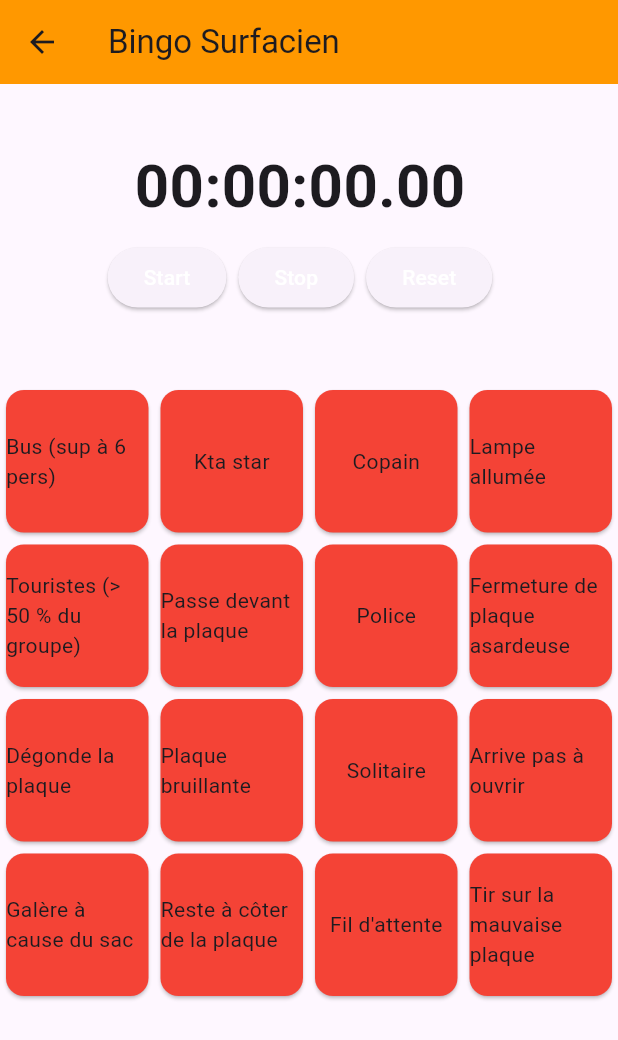
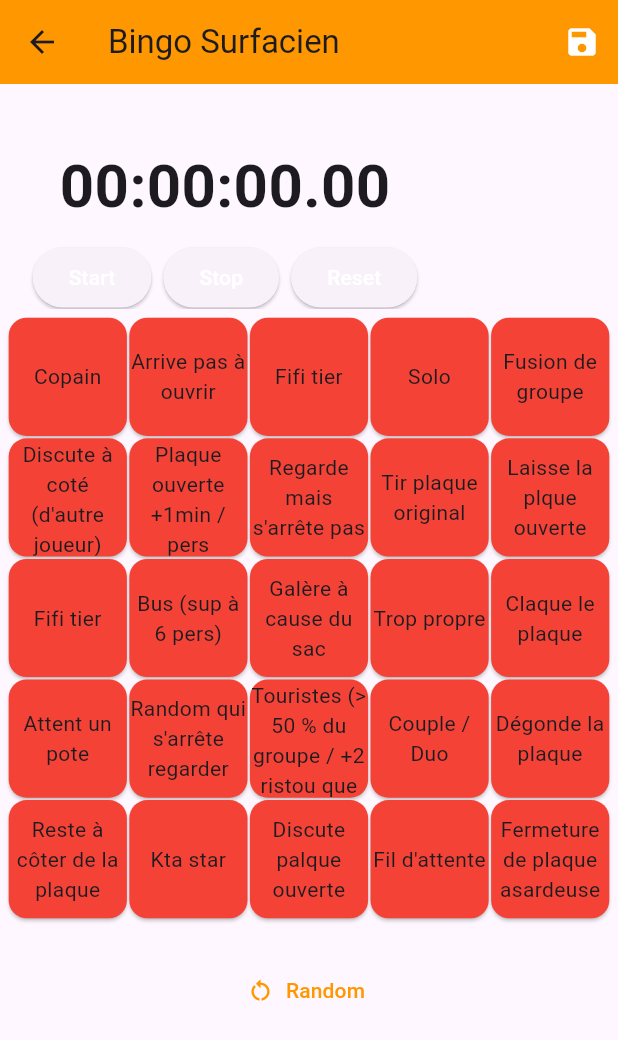
Before and after one commit to Extauren/Plaktago, a Flutter app: the Game screen opened directly, on a phone screen of 412 x 824 dp. Shown: the top 1040 px of the screen. Run offline on Flutter 3.47's test engine with Material 2 defaults, Android fonts, the phone set to English and light mode, and no system bars; our stand-ins replace stop_watch_timer; Roboto replaces fonts that are missing (Helvetica).

Commit message:
Add save game with display in statistic page and Fix card margin in board

```diff
--- a/lib/Game/bingo.dart
+++ b/lib/game/bingo.dart
@@ -1,22 +1,39 @@
 import 'package:flutter/material.dart';
 import 'board.dart';
 import 'timer.dart';
+import '../utils/saveGame.dart';
 
 class Game extends StatefulWidget {
+  final SaveGame saveGame;
   final String gameType;
-  const Game({Key? key, required this.gameType}) : super(key: key);
+  const Game({Key? key, required this.gameType, required this.saveGame})
+      : super(key: key);
 
   @override
   State<Game> createState() => _Game();
 }
 
 class _Game extends State<Game> {
+  void _saveGame() {
+    widget.saveGame.writeGame();
+    Navigator.pop(context);
+  }
+
   @override
   Widget build(BuildContext context) {
     return Scaffold(
         appBar: AppBar(
           title: Text('Bingo ${widget.gameType}'),
           backgroundColor: Colors.orange,
+          actions: <Widget>[
+            IconButton(
+              icon: Icon(
+                Icons.save,
+                color: Colors.white,
+              ),
+              onPressed: _saveGame,
+            )
+          ],
         ),
         body: ListView(children: [
           Center(
@@ -24,8 +41,8 @@ class _Game extends State<Game> {
             children: [
               ConstrainedBox(
                   constraints: BoxConstraints(
-                    maxWidth: 400,
-                    maxHeight: 200,
+                    maxWidth: 300,
+                    maxHeight: 150,
                   ),
                   child: CountUpTimerPage()),
             ],
--- a/lib/Game/board.dart
+++ b/lib/game/board.dart
@@ -1,12 +1,33 @@
 import 'package:flutter/material.dart';
-import 'package:plaktago/Game/cardName.dart';
+import 'dart:math';
+import 'dart:convert';
+import 'package:plaktago/game/cardName.dart';
 
 class BingoCard {
   String name;
-  bool isSelect = false;
-  int nbLineComplete = 0;
+  bool isSelect;
+  int nbLineComplete;
 
-  BingoCard(this.name);
+  BingoCard(
+      {required this.name, this.isSelect = false, this.nbLineComplete = 0});
+
+  Map<String, dynamic> toMap() => {
+        'name': name,
+        'isSelect': isSelect,
+        'nbLineComplete': nbLineComplete,
+      };
+
+  factory BingoCard.fromMap(Map<String, dynamic> map) => BingoCard(
+        name: map['name'] as String,
+        isSelect: map['isSelect'] as bool,
+        nbLineComplete: map['nbLinesComplete'] as int,
+      );
+
+  String toJson() => json.encode(toMap());
+
+  factory BingoCard.fromJson(String source) {
+    return BingoCard.fromMap(json.decode(source) as Map<String, dynamic>);
+  }
 }
 
 class Board extends StatefulWidget {
@@ -18,26 +39,20 @@ class Board extends StatefulWidget {
 }
 
 class _Board extends State<Board> {
-  static const nbLines = 4;
-  static List<BingoCard> _bingoCard = [];
+  static const int nbLines = 5;
+  static List<BingoCard> _bingoCard = <BingoCard>[];
 
   @override
   void initState() {
+    CardName card;
+    List<CardName> cardList = <CardName>[];
+    cardList.addAll(cardNameList);
     super.initState();
     for (int it = 0; it < nbLines * nbLines; it++) {
-      _bingoCard.add(BingoCard(cardNameList.elementAt(it).name));
-      _bingoCard.elementAt(it).isSelect = false;
-      _bingoCard.elementAt(it).nbLineComplete = 0;
+      card = cardList.elementAt(Random().nextInt(cardList.length));
+      cardList.remove(card);
+      _bingoCard.add(BingoCard(name: card.name));
     }
-  }
-
-  void resetCard() {
-    setState(() {
-      for (int it = 0; it < nbLines * nbLines; it++) {
-        _bingoCard.elementAt(it).isSelect = false;
-        _bingoCard.elementAt(it).nbLineComplete = 0;
-      }
-    });
   }
 
   Color getCardColor(int index) {
@@ -143,37 +158,60 @@ class _Board extends State<Board> {
   }
 
   void refreshBoard() {
-    print("refresh");
+    CardName card;
+    List<CardName> cardList = [];
+    cardList.addAll(cardNameList);
+    _bingoCard.clear();
+    setState(() {
+      for (int it = 0; it < nbLines * nbLines; it++) {
+        card = cardList.elementAt(Random().nextInt(cardList.length));
+        cardList.remove(card);
+        _bingoCard.add(BingoCard(name: card.name));
+        _bingoCard.elementAt(it).isSelect = false;
+        _bingoCard.elementAt(it).nbLineComplete = 0;
+      }
+    });
   }
 
   @override
   Widget build(BuildContext context) {
-    return MaterialApp(
-        theme: ThemeData(useMaterial3: true),
-        home: Column(children: [
-          Container(
-              height: 800,
-              margin: const EdgeInsets.only(bottom: 30.0),
+    // return MaterialApp(
+    //     theme: ThemeData(useMaterial3: true),
+    //     home:
+    return Column(children: [
+      SizedBox(
+          height: 430,
           child: GridView.builder(
               gridDelegate: const SliverGridDelegateWithFixedCrossAxisCount(
                 crossAxisCount: nbLines,
               ),
+              padding: EdgeInsets.all(5.0),
               itemCount: nbLines * nbLines,
               itemBuilder: (BuildContext context, int index) {
                 return GestureDetector(
                   onTap: () => _onCardTapped(index),
                   child: Card(
+                    margin: const EdgeInsets.all(0.8),
                     color: getCardColor(index),
                     child: Center(
-                            child: Text(_bingoCard.elementAt(index).name)),
+                        child: Container(
+                            margin: const EdgeInsets.all(0.5),
+                            child: Text(_bingoCard.elementAt(index).name,
+                                textAlign: TextAlign.center))),
                   ),
                 );
               })),
       TextButton.icon(
         onPressed: refreshBoard,
-            icon: const Icon(Icons.restart_alt),
-            label: const Text('Random'),
+        icon: const Icon(
+          Icons.restart_alt,
+          color: Colors.orange,
         ),
-        ]));
+        label: const Text(
+          'Random',
+          style: TextStyle(color: Colors.orange),
+        ),
+      ),
+    ]);
   }
 }
--- a/lib/Game/cardName.dart
+++ b/lib/game/cardName.dart
@@ -13,12 +13,13 @@ List<CardName> cardNameList = [
   CardName("Kta star", plaqueTypeList.all, 1),
   CardName("Copain", plaqueTypeList.all, 1),
   CardName("Lampe allumée", plaqueTypeList.all, 1),
-  CardName("Touristes (> 50 % du groupe)", plaqueTypeList.all, 1),
-  CardName("Passe devant la plaque", plaqueTypeList.all, 1),
+  CardName("Touristes (> 50 % du groupe / +2 ristou que de ktaphile)",
+      plaqueTypeList.all, 1),
+  CardName("Regarde mais s'arrête pas", plaqueTypeList.all, 1),
   CardName("Police", plaqueTypeList.all, 1),
   CardName("Fermeture de plaque asardeuse", plaqueTypeList.all, 1),
   CardName("Dégonde la plaque", plaqueTypeList.triangle, 1),
-  CardName("Plaque bruillante", plaqueTypeList.all, 1),
+  CardName("Claque le plaque", plaqueTypeList.all, 1),
   CardName("Solitaire", plaqueTypeList.all, 1),
   CardName("Arrive pas à ouvrir", plaqueTypeList.all, 1),
   CardName("Galère à cause du sac", plaqueTypeList.all, 1),
@@ -27,4 +28,17 @@ List<CardName> cardNameList = [
   CardName("Tir sur la mauvaise plaque", plaqueTypeList.all, 1),
   CardName("Random qui s'arrête regarder", plaqueTypeList.all, 1),
   CardName("Fifi tier", plaqueTypeList.all, 1),
+  CardName("Tir plaque original", plaqueTypeList.all, 1),
+  CardName("Solo", plaqueTypeList.all, 1),
+  CardName("Couple / Duo", plaqueTypeList.all, 1),
+  CardName("Attent un pote", plaqueTypeList.all, 1),
+  CardName("Laisse la plque ouverte", plaqueTypeList.all, 1),
+  CardName("Fifi tier", plaqueTypeList.all, 1),
+  CardName("Plaque ouverte +1min / pers", plaqueTypeList.all, 1),
+  CardName("Trop propre", plaqueTypeList.all, 1),
+  CardName("Discute à coté (d'autre joueur)", plaqueTypeList.all, 1),
+  CardName("Discute palque ouverte", plaqueTypeList.all, 1),
+  CardName("Trop propre", plaqueTypeList.all, 1),
+  CardName("Fusion de groupe", plaqueTypeList.all, 1),
+  CardName("Tous dans le même tenue", plaqueTypeList.all, 1),
 ];
--- a/lib/Game/plakChoiceButton.dart
+++ b/lib/game/plaqueTypeButton.dart
@@ -1,26 +1,36 @@
 import 'package:flutter/material.dart';
 
-class DropdownMenuExample extends StatefulWidget {
-  const DropdownMenuExample({super.key});
+enum PlaqueType {
+  triangle('Triangle'),
+  ronde('Ronde'),
+  tortue('Tortue'),
+  soleil('Soleil'),
+  carrer('Carré');
+
+  const PlaqueType(this.name);
+  final String name;
+}
+
+class PlaqueTypeButton extends StatefulWidget {
+  PlaqueType selectecPlaque;
+  PlaqueTypeButton({Key? key, required this.selectecPlaque}) : super(key: key);
 
   @override
-  State<DropdownMenuExample> createState() => _DropdownMenuExampleState();
+  State<PlaqueTypeButton> createState() => _PlaqueTypeButtonState();
 }
 
-class _DropdownMenuExampleState extends State<DropdownMenuExample> {
+class _PlaqueTypeButtonState extends State<PlaqueTypeButton> {
   final TextEditingController colorController = TextEditingController();
   final TextEditingController iconController = TextEditingController();
-  PlaqueLabel? selectedColor;
-  IconLabel? selectedIcon;
+  //PlaqueType? selectecPlaque;
 
   @override
   Widget build(BuildContext context) {
-    final List<DropdownMenuEntry<PlaqueLabel>> colorEntries =
-        <DropdownMenuEntry<PlaqueLabel>>[];
-    for (final PlaqueLabel color in PlaqueLabel.values) {
-      colorEntries.add(
-        DropdownMenuEntry<PlaqueLabel>(
-            value: color, label: color.label, enabled: color.label != 'Grey'),
+    final List<DropdownMenuEntry<PlaqueType>> plaqueEntries =
+        <DropdownMenuEntry<PlaqueType>>[];
+    for (final PlaqueType plaque in PlaqueType.values) {
+      plaqueEntries.add(
+        DropdownMenuEntry<PlaqueType>(value: plaque, label: plaque.name),
       );
     }
 
@@ -34,7 +44,7 @@ class _DropdownMenuExampleState extends State<DropdownMenuExample> {
     return MaterialApp(
       theme: ThemeData(
         useMaterial3: true,
-        colorSchemeSeed: Colors.green,
+        colorSchemeSeed: Colors.orange,
       ),
       home: Scaffold(
         body: SafeArea(
@@ -47,14 +57,15 @@ class _DropdownMenuExampleState extends State<DropdownMenuExample> {
                   mainAxisAlignment: MainAxisAlignment.center,
                   children: <Widget>[
                     Text("Type de plaque :"),
-                    DropdownMenu<PlaqueLabel>(
-                      initialSelection: PlaqueLabel.green,
+                    DropdownMenu<PlaqueType>(
+                      initialSelection: PlaqueType.triangle,
                       controller: colorController,
                       //label: const Text('Color'),
-                      dropdownMenuEntries: colorEntries,
-                      onSelected: (PlaqueLabel? color) {
+                      dropdownMenuEntries: plaqueEntries,
+                      onSelected: (PlaqueType? plaque) {
                         setState(() {
-                          selectedColor = color;
+                          widget.selectecPlaque = plaque!;
+                          print(widget.selectecPlaque);
                         });
                       },
                     ),
@@ -67,18 +78,6 @@ class _DropdownMenuExampleState extends State<DropdownMenuExample> {
       ),
     );
   }
-}
-
-enum PlaqueLabel {
-  blue('Triangle', Colors.blue),
-  pink('Ronde', Colors.pink),
-  green('Tortue', Colors.green),
-  yellow('Soleil', Colors.yellow),
-  grey('Carré', Colors.grey);
-
-  const PlaqueLabel(this.label, this.color);
-  final String label;
-  final Color color;
 }
 
 enum IconLabel {
--- a/lib/Game/timer.dart
+++ b/lib/game/timer.dart
@@ -25,7 +25,7 @@ class _State extends State<CountUpTimerPage> {
     onEnded: () {},
   );
 
-  final _scrollController = ScrollController();
+  //final _scrollController = ScrollController();
 
   @override
   void initState() {
--- a/lib/navigation_bar.dart
+++ b/lib/navigation_bar.dart
@@ -1,7 +1,8 @@
 import 'package:flutter/material.dart';
 import 'home.dart';
-import 'statistic.dart';
+import 'statistic/statistic.dart';
 import 'settings.dart';
+import 'utils/saveGame.dart';
 
 class NavigationBarApp extends StatelessWidget {
   const NavigationBarApp({super.key});
@@ -25,7 +26,7 @@ class _NavigationBarState extends State<NavigationBar> {
   int _selectedIndex = 0;
   List<Widget> _widgetOptions() => [
         Home(),
-        Statistic(),
+        Statistic(readGame: SaveGame()),
         Settings(),
       ];
 
```
Also changed, not shown: lib/home.dart (+57 -30 lines), lib/statistic.dart (deleted, +0 -9 lines), lib/statistic/statistic.dart (added, +37 -0 lines), lib/utils/saveGame.dart (added, +34 -0 lines), pubspec.yaml (+3 -4 lines), lib/game/difficultyButton.dart (renamed from lib/Game/difficultyButton.dart), lib/game/plaqueType.dart (renamed from lib/Game/plaqueType.dart), lib/game/timerButton.dart (renamed from lib/Game/timerButton.dart), lib/statistic/data.dart (added), logo.png (added), 2 other files. Lines whose indentation alone changed are shown as unchanged.
